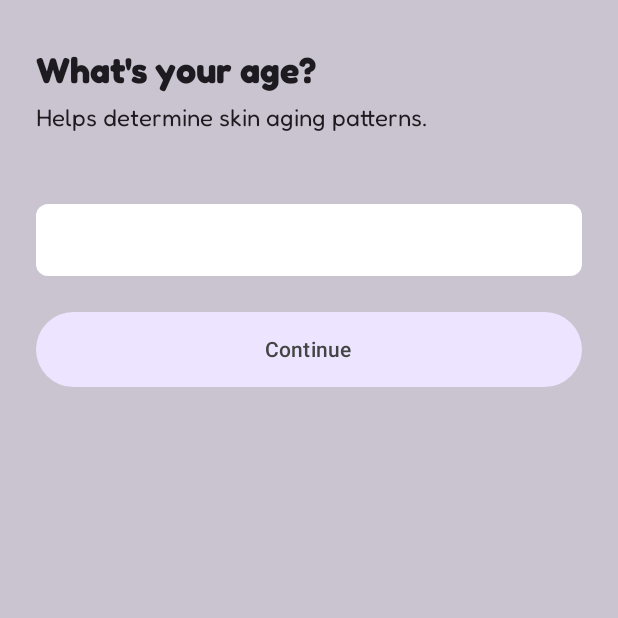
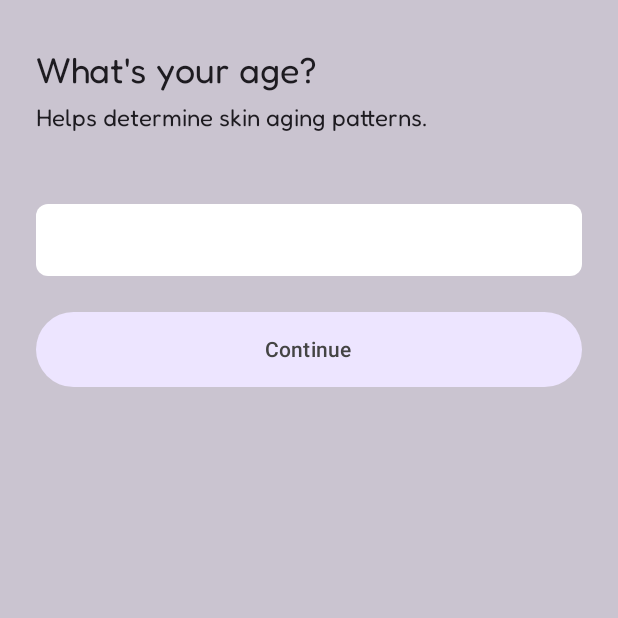
Before and after one commit to omatmsx/glow-ai, an Android app built with Jetpack Compose: the composable AgeScreen shown on its own in the app's theme, on a phone screen of 412 x 824 dp, the top half of it. Run offline under Robolectric (Android 15) with nearby library versions, the light colour scheme and no system bars.

Commit message:
doing ui improvement

```diff
--- a/features-home/src/main/kotlin/com/mindstix/home/view/AgeScreen.kt
+++ b/features-home/src/main/kotlin/com/mindstix/home/view/AgeScreen.kt
@@ -47,7 +47,7 @@ fun AgeScreen(
     ) {
         Text(
             text = "What's your age?",
-            style = textStyle2.copy(
+            style = textStyle1.copy(
                 fontSize = 24.sp
             )
         )
--- a/features-home/src/main/kotlin/com/mindstix/home/view/uploadimage/ui/ClickPhotoCameraScreen.kt
+++ b/features-home/src/main/kotlin/com/mindstix/home/view/uploadimage/ui/ClickPhotoCameraScreen.kt
@@ -77,8 +77,8 @@ fun FaceDetectionUI(
 
 
             Text(
-                text = headerText, color = Color.Black, style = textStyle2.copy(
-                    fontSize = 18.sp
+                text = headerText, color = Color.Black, style = textStyle1.copy(
+                    fontSize = 24.sp
                 )
             )
             Text(
--- a/features-onboarding/src/main/kotlin/com/mindstix/onboarding/utils/SkinCareQueryBuilder.kt
+++ b/features-onboarding/src/main/kotlin/com/mindstix/onboarding/utils/SkinCareQueryBuilder.kt
@@ -7,8 +7,8 @@ class SkinCareQueryBuilder {
             return """
             use this data
             $data
-            use this data and give me skin care routine based on this in below structure json only nothing else
-            [{"task":"","time":"morning/evening/night","whyWeShouldDoIt":""}]
+            use this data and give me skin care routine for both morning and evening based on this in below structure json only nothing else
+            [{"task":"","time":"morning or evening","whyWeShouldDoIt":""}]
         """.trimIndent()
         }
     }
```
Also changed, not shown: features-home/src/main/kotlin/com/mindstix/home/view/SkinCareRoutineScreen.kt (+11 -6 lines), core/src/main/res/drawable/ic_skin_evening.png (added).
